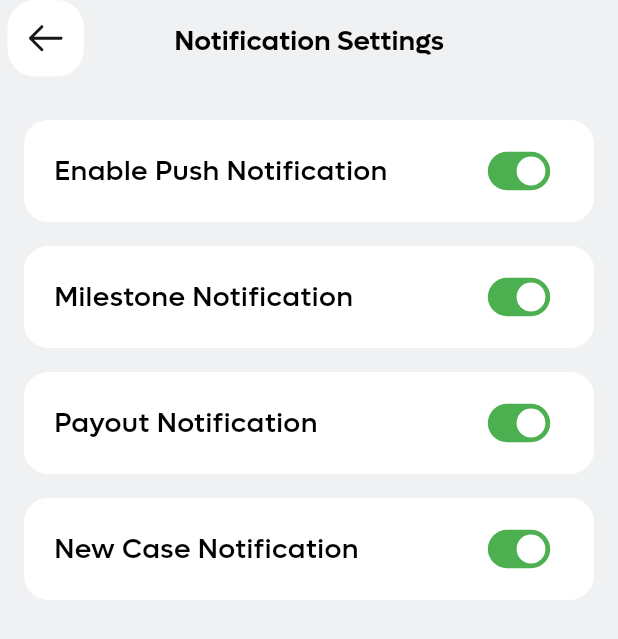
After one commit to ibrahimsm83/casekarao, a Flutter app: the NotificationSettingScreen screen opened by its route, on a phone screen of 412 x 824 dp. The commit adds this screen. Shown: the top 639 px of the screen. Run offline on Flutter 3.47's test engine with Material 3 defaults, Android fonts, the phone set to English and light mode, and no system bars; our stand-ins replace another_flushbar, flutter_rating, flutter_screenutil, flutter_svg, get, pin_code_fields and 1 more.

Commit message:
Notification screen added done

```diff
--- a/lib/presentation/dashboard/settings_lawyer_screen.dart
+++ b/lib/presentation/dashboard/settings_lawyer_screen.dart
@@ -16,7 +16,7 @@ class _SettingsLawyerScreenState extends State<SettingsLawyerScreen> {
     UserSettingsModel(title:  AppStrings.kAccountInformation, iconPath:  ImageAssets.kPersonIcon, navigateRoute: ''),
     UserSettingsModel(title:  AppStrings.kChangePassword, iconPath:  ImageAssets.kLockIcon, navigateRoute: ''),
     UserSettingsModel(title:  AppStrings.kDispute, iconPath:  ImageAssets.kFlagIcon, navigateRoute: ''),
-    UserSettingsModel(title:  AppStrings.kNotifications, iconPath:  ImageAssets.kNotificationIcon, navigateRoute: ''),
+    UserSettingsModel(title:  AppStrings.kNotifications, iconPath:  ImageAssets.kNotificationIcon, navigateRoute:  CustomRouteNames.kNotificationSettingScreenRoute),
     UserSettingsModel(title:  AppStrings.kPayout, iconPath:  ImageAssets.kWalletIcon, navigateRoute:  CustomRouteNames.kPayoutDetailsScreenRoute,),
   ];
 
@@ -119,7 +119,7 @@ class _SettingsLawyerScreenState extends State<SettingsLawyerScreen> {
                             // if(index==1|| index==2||index==3|| index==4||index==6||index==7){
                             //   Navigator.pushNamed(context, choicsRoute[index]);
                             // } /
-                             if(index==4){
+                             if(index==3||index==4){
                               Navigator.pushNamed(context, accountList[index].navigateRoute);
                             }
                           },
--- a/lib/presentation/export_presentation.dart
+++ b/lib/presentation/export_presentation.dart
@@ -26,3 +26,4 @@ export 'documents_screen/documents_screen.dart';
 export 'case_discussion_screen/case_discussion_screen.dart';
 export 'payout_details_screen/payout_details_screen.dart';
 export 'add_payout_screen/add_payout_screen.dart';
+export 'notification_settings_screen/notification_setting_screen.dart';
--- /dev/null
+++ b/lib/presentation/notification_settings_screen/notification_setting_screen.dart
@@ -0,0 +1,121 @@
+import 'package:flutter/material.dart';
+import 'package:flutter_screenutil/flutter_screenutil.dart';
+import 'package:flutter_svg/svg.dart';
+import '../../export_casekarao.dart';
+
+class NotificationSettingScreen extends StatefulWidget {
+  const NotificationSettingScreen({super.key});
+
+  @override
+  State<NotificationSettingScreen> createState() =>
+      _NotificationSettingScreenState();
+}
+
+class _NotificationSettingScreenState extends State<NotificationSettingScreen> {
+  final Map<String, bool> settings = {
+    AppStrings.kEnablePushNotification: true,
+    AppStrings.kMilestoneNotification: true,
+    AppStrings.kPayoutNotification: true,
+    AppStrings.kNewCaseNotification: true,
+  };
+
+  @override
+  Widget build(BuildContext context) {
+    return Scaffold(
+      backgroundColor: ColorManager.kBackgroundColor,
+      appBar: AppBar(
+        backgroundColor: Colors.transparent,
+        centerTitle: true,
+        title: Text(
+          AppStrings.kNotificationSettings,
+          style: getsemiboldStyle(
+            color: ColorManager.primary,
+            fontSize: ScreenUtil().setSp(FontSize.s16),
+          ),
+        ),
+        leading: InkWell(
+          onTap: () => Navigator.pop(context),
+          child: Padding(
+            padding: const EdgeInsets.only(left: 5.0, bottom: 5.0),
+            child: Container(
+              height: 44.h,
+              width: 44.h,
+              decoration: BoxDecoration(
+                color: ColorManager.kWhiteColor,
+                borderRadius: BorderRadius.all(Radius.circular(16.r)),
+              ),
+              child: Padding(
+                padding: const EdgeInsets.all(14.0),
+                child: SvgPicture.asset(ImageAssets.backArrowIcon),
+              ),
+            ),
+          ),
+        ),
+      ),
+      body: ListView(
+        padding: const EdgeInsets.all(16),
+        children:
+            settings.entries.map((entry) {
+              return NotificationToggleTile(
+                title: entry.key,
+                value: entry.value,
+                onChanged: (val) {
+                  setState(() {
+                    settings[entry.key] = val;
+                  });
+                },
+              );
+            }).toList(),
+      ),
+    );
+  }
+}
+
+class NotificationToggleTile extends StatelessWidget {
+  final String title;
+  final bool value;
+  final ValueChanged<bool> onChanged;
+
+  const NotificationToggleTile({
+    Key? key,
+    required this.title,
+    required this.value,
+    required this.onChanged,
+  }) : super(key: key);
+
+  @override
+  Widget build(BuildContext context) {
+    return Container(
+      margin: const EdgeInsets.symmetric(vertical: 8),
+      padding: const EdgeInsets.symmetric(horizontal: 20, vertical: 10),
+      decoration: BoxDecoration(
+        color: ColorManager.kWhiteColor,
+        borderRadius: BorderRadius.circular(14.r),
+      ),
+      child: Row(
+        mainAxisAlignment: MainAxisAlignment.spaceBetween,
+        children: [
+          Flexible(
+            child: Text(
+              title,
+              style: getmediumStyle(
+                color: ColorManager.primary,
+                fontSize: ScreenUtil().setSp(14.sp),
+              ),
+            ),
+          ),
+          Transform.scale(
+            scale: 0.8,
+            child: Switch(
+              value: value,
+              onChanged: onChanged,
+              activeColor: Colors.white,
+              activeTrackColor: Colors.green,
+              inactiveTrackColor: Colors.grey.shade300,
+            ),
+          ),
+        ],
+      ),
+    );
+  }
+}
--- a/lib/presentation/resources/route_management/custom_route_generator.dart
+++ b/lib/presentation/resources/route_management/custom_route_generator.dart
@@ -202,6 +202,12 @@ class CustomRouteGenerator {
             return AddPayoutScreen();
           },
         );
+        case CustomRouteNames.kNotificationSettingScreenRoute:
+        return MaterialPageRoute(
+          builder: (context) {
+            return NotificationSettingScreen();
+          },
+        );
       default:
         return null;
     }
--- a/lib/presentation/resources/route_management/custom_route_name.dart
+++ b/lib/presentation/resources/route_management/custom_route_name.dart
@@ -28,5 +28,6 @@ class CustomRouteNames {
   static const String kCaseDiscussionScreenRoute = "/kCaseDiscussionScreenRoute";
   static const String kPayoutDetailsScreenRoute = "/kPayoutDetailsScreenRoute";
   static const String kAddPayoutScreenRoute = "/kAddPayoutScreenRoute";
+  static const String kNotificationSettingScreenRoute = "/kNotificationSettingScreenRoute";
 
 }
--- a/lib/presentation/resources/strings_manager.dart
+++ b/lib/presentation/resources/strings_manager.dart
@@ -255,6 +255,13 @@ class AppStrings {
   static const String kFetchedDetails= "Fetched Details";
   static const String kMakeItDefaultPayoutDetails= "Make it default payout details";
 
+  ///Notification Settings
+  static const String kNotificationSettings ="Notification Settings";
+  static const String kEnablePushNotification= "Enable Push Notification";
+  static const String kMilestoneNotification= "Milestone Notification";
+  static const String kPayoutNotification ="Payout Notification";
+  static const String kNewCaseNotification= "New Case Notification";
+
   ///Validator
   static const String otpCode = "Otp Code";
   static const String otpValidator = "Please fill all Fields";
```
